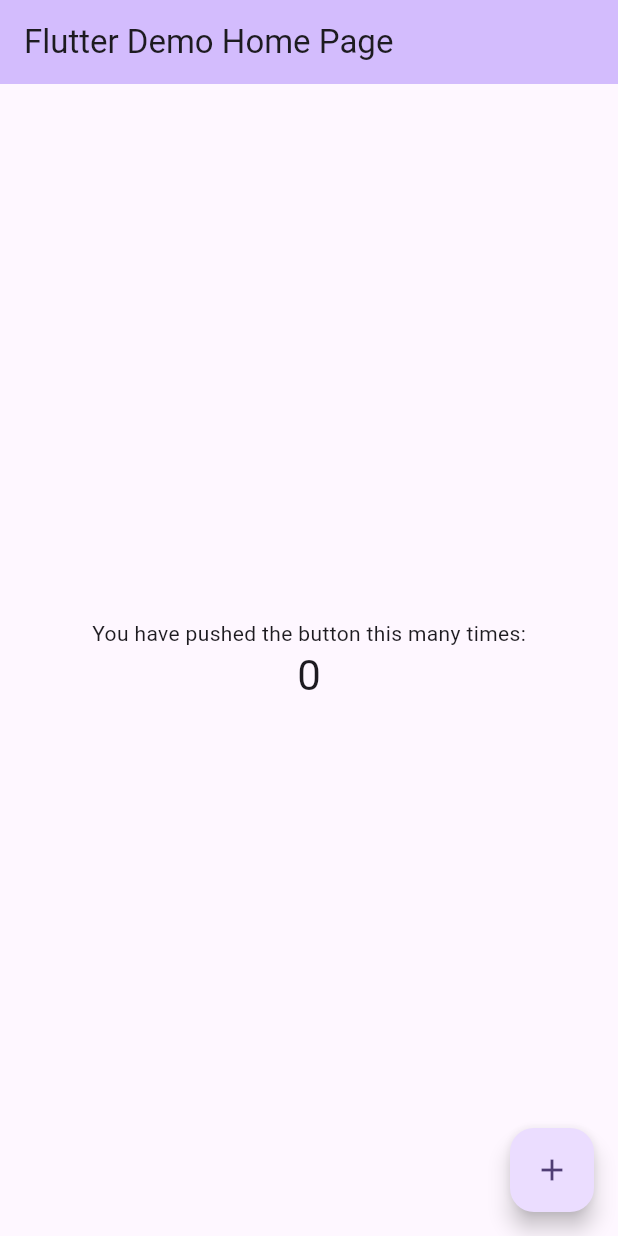
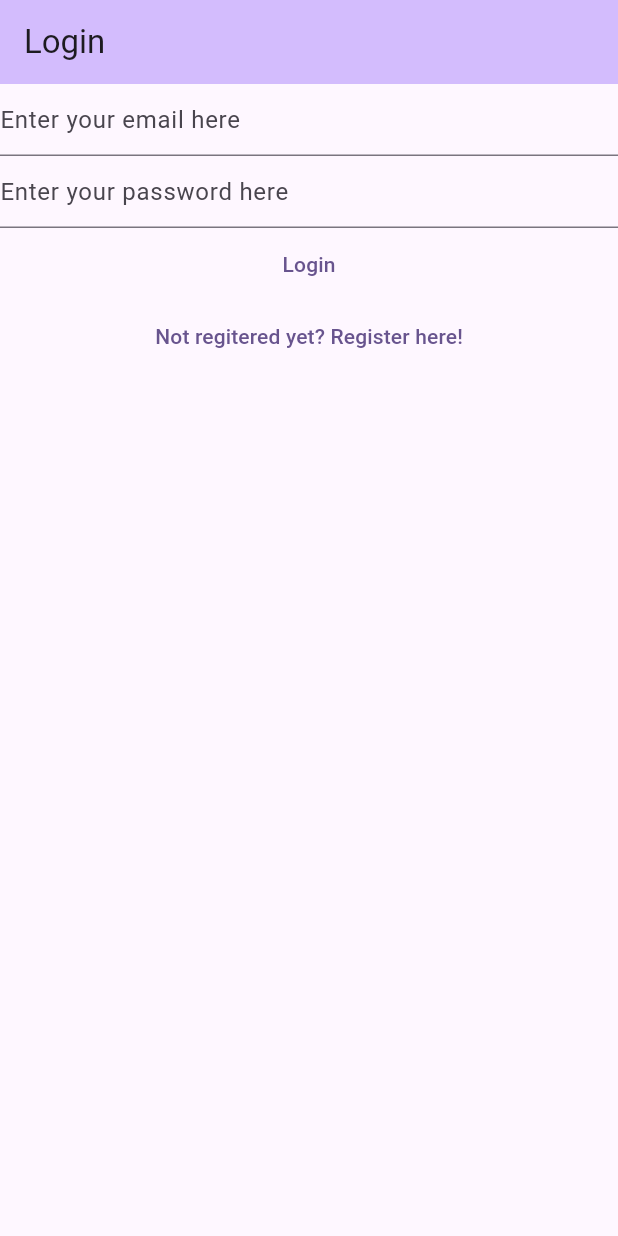
Before and after one commit to pzalega/myCars, a Flutter app: the screen it shows after launch, on a phone screen of 412 x 824 dp. Run offline on Flutter 3.47's test engine with Material 3 defaults, Android fonts, the phone set to English and light mode, and no system bars; our stand-ins replace firebase_auth, firebase_core; accounts and stored records are empty.

Commit message:
Simple login view added

```diff
--- a/lib/main.dart
+++ b/lib/main.dart
@@ -1,128 +1,26 @@
 import 'package:flutter/material.dart';
 import 'package:my_cars/services/auth/auth_service.dart';
+import 'package:my_cars/views/login_view.dart';
 
 void main() async {
   WidgetsFlutterBinding.ensureInitialized();
   await AuthService.firebase().initialize();
-  runApp(const MyApp());
+  runApp(
+    MaterialApp(
+      title: 'My Cars',
+      theme: ThemeData(
+        colorScheme: ColorScheme.fromSeed(seedColor: Colors.deepPurple),
+      ),
+      home: const HomePage(),
+    ),
+  );
 }
 
-class MyApp extends StatelessWidget {
-  const MyApp({super.key});
-
-  // This widget is the root of your application.
-  @override
-  Widget build(BuildContext context) {
-    return MaterialApp(
-      title: 'Flutter Demo',
-      theme: ThemeData(
-        // This is the theme of your application.
-        //
-        // TRY THIS: Try running your application with "flutter run". You'll see
-        // the application has a purple toolbar. Then, without quitting the app,
-        // try changing the seedColor in the colorScheme below to Colors.green
-        // and then invoke "hot reload" (save your changes or press the "hot
-        // reload" button in a Flutter-supported IDE, or press "r" if you used
-        // the command line to start the app).
-        //
-        // Notice that the counter didn't reset back to zero; the application
-        // state is not lost during the reload. To reset the state, use hot
-        // restart instead.
-        //
-        // This works for code too, not just values: Most code changes can be
-        // tested with just a hot reload.
-        colorScheme: ColorScheme.fromSeed(seedColor: Colors.deepPurple),
-        useMaterial3: true,
-      ),
-      home: const MyHomePage(title: 'Flutter Demo Home Page'),
-    );
-  }
-}
-
-class MyHomePage extends StatefulWidget {
-  const MyHomePage({super.key, required this.title});
-
-  // This widget is the home page of your application. It is stateful, meaning
-  // that it has a State object (defined below) that contains fields that affect
-  // how it looks.
-
-  // This class is the configuration for the state. It holds the values (in this
-  // case the title) provided by the parent (in this case the App widget) and
-  // used by the build method of the State. Fields in a Widget subclass are
-  // always marked "final".
-
-  final String title;
-
-  @override
-  State<MyHomePage> createState() => _MyHomePageState();
-}
-
-class _MyHomePageState extends State<MyHomePage> {
-  int _counter = 0;
-
-  void _incrementCounter() {
-    setState(() {
-      // This call to setState tells the Flutter framework that something has
-      // changed in this State, which causes it to rerun the build method below
-      // so that the display can reflect the updated values. If we changed
-      // _counter without calling setState(), then the build method would not be
-      // called again, and so nothing would appear to happen.
-      _counter++;
-    });
-  }
+class HomePage extends StatelessWidget {
+  const HomePage({super.key});
 
   @override
   Widget build(BuildContext context) {
-    // This method is rerun every time setState is called, for instance as done
-    // by the _incrementCounter method above.
-    //
-    // The Flutter framework has been optimized to make rerunning build methods
-    // fast, so that you can just rebuild anything that needs updating rather
-    // than having to individually change instances of widgets.
-    return Scaffold(
-      appBar: AppBar(
-        // TRY THIS: Try changing the color here to a specific color (to
-        // Colors.amber, perhaps?) and trigger a hot reload to see the AppBar
-        // change color while the other colors stay the same.
-        backgroundColor: Theme.of(context).colorScheme.inversePrimary,
-        // Here we take the value from the MyHomePage object that was created by
-        // the App.build method, and use it to set our appbar title.
-        title: Text(widget.title),
-      ),
-      body: Center(
-        // Center is a layout widget. It takes a single child and positions it
-        // in the middle of the parent.
-        child: Column(
-          // Column is also a layout widget. It takes a list of children and
-          // arranges them vertically. By default, it sizes itself to fit its
-          // children horizontally, and tries to be as tall as its parent.
-          //
-          // Column has various properties to control how it sizes itself and
-          // how it positions its children. Here we use mainAxisAlignment to
-          // center the children vertically; the main axis here is the vertical
-          // axis because Columns are vertical (the cross axis would be
-          // horizontal).
-          //
-          // TRY THIS: Invoke "debug painting" (choose the "Toggle Debug Paint"
-          // action in the IDE, or press "p" in the console), to see the
-          // wireframe for each widget.
-          mainAxisAlignment: MainAxisAlignment.center,
-          children: <Widget>[
-            const Text(
-              'You have pushed the button this many times:',
-            ),
-            Text(
-              '$_counter',
-              style: Theme.of(context).textTheme.headlineMedium,
-            ),
-          ],
-        ),
-      ),
-      floatingActionButton: FloatingActionButton(
-        onPressed: _incrementCounter,
-        tooltip: 'Increment',
-        child: const Icon(Icons.add),
-      ), // This trailing comma makes auto-formatting nicer for build methods.
-    );
+    return const LoginView();
   }
 }
--- /dev/null
+++ b/lib/views/login_view.dart
@@ -0,0 +1,91 @@
+import 'package:flutter/material.dart';
+import 'package:my_cars/services/auth/auth_exceptions.dart';
+import 'package:my_cars/services/auth/auth_service.dart';
+import 'package:my_cars/utils/error_dialog.dart';
+
+class LoginView extends StatefulWidget {
+  const LoginView({super.key});
+
+  @override
+  State<LoginView> createState() => __LoginPagStateState();
+}
+
+class __LoginPagStateState extends State<LoginView> {
+  late final TextEditingController _email;
+  late final TextEditingController _password;
+
+  @override
+  void initState() {
+    _email = TextEditingController();
+    _password = TextEditingController();
+    super.initState();
+  }
+
+  @override
+  void dispose() {
+    _email.dispose();
+    _password.dispose();
+    super.dispose();
+  }
+
+  @override
+  Widget build(BuildContext context) {
+    return Scaffold(
+        appBar: AppBar(
+            backgroundColor: Theme.of(context).colorScheme.inversePrimary,
+            title: const Text('Login')),
+        body: Column(
+          children: [
+            TextField(
+              controller: _email,
+              enableSuggestions: false,
+              autocorrect: false,
+              keyboardType: TextInputType.emailAddress,
+              decoration:
+                  const InputDecoration(hintText: 'Enter your email here'),
+            ),
+            TextField(
+              controller: _password,
+              obscureText: true,
+              enableSuggestions: false,
+              autocorrect: false,
+              decoration:
+                  const InputDecoration(hintText: 'Enter your password here'),
+            ),
+            TextButton(
+                onPressed: () async {
+                  final email = _email.text;
+                  final password = _password.text;
+                  try {
+                    await AuthService.firebase().logIn(
+                      email: email,
+                      password: password,
+                    );
+                    final user = AuthService.firebase().currentUser;
+                    if (user?.isEmailVerified ?? false) {
+                    } else {}
+                  } on WrongCredentialsAuthException {
+                    await showErrorDialog(
+                      context,
+                      'Invalid credentials',
+                    );
+                  } on InvalidEmailAuthException {
+                    await showErrorDialog(
+                      context,
+                      'Invalid email',
+                    );
+                  } on GenericAuthException {
+                    await showErrorDialog(
+                      context,
+                      'Authenticatoin error',
+                    );
+                  }
+                },
+                child: const Text('Login')),
+            TextButton(
+                onPressed: () {},
+                child: const Text('Not regitered yet? Register here!'))
+          ],
+        ));
+  }
+}
```
